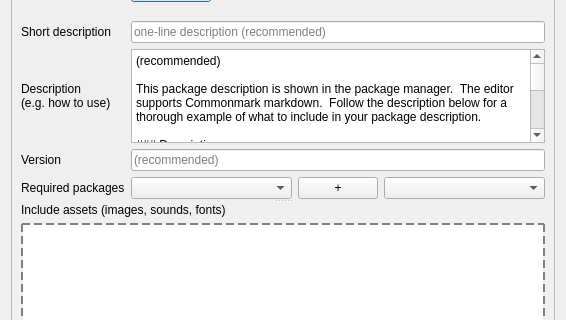
The window that src/ui/dlgPackageExporter.ui (Mudlet/Mudlet) describes before a commit, drawn with Qt 5; both pictures show x 0 to 566 and y 321 to 641 of the 566 by 825 pixel window.
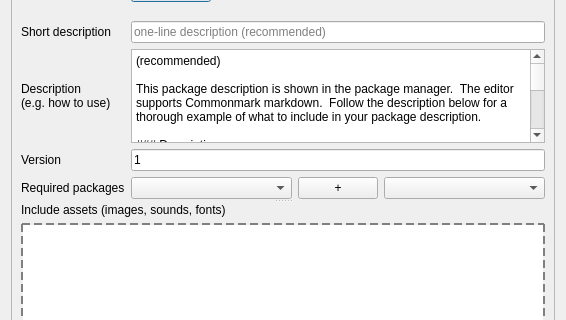
The same window after the commit. Custom widgets are drawn as their Qt base class.

Commit message: Set default version text to '1' in package exporter UI

Patch:
```diff
--- a/src/ui/dlgPackageExporter.ui
+++ b/src/ui/dlgPackageExporter.ui
@@ -326,6 +326,9 @@
            </item>
            <item row="4" column="1">
             <widget class="QLineEdit" name="lineEdit_version">
+             <property name="text">
+              <string>1</string>
+             </property>
              <property name="placeholderText">
               <string>(recommended)</string>
              </property>
```
